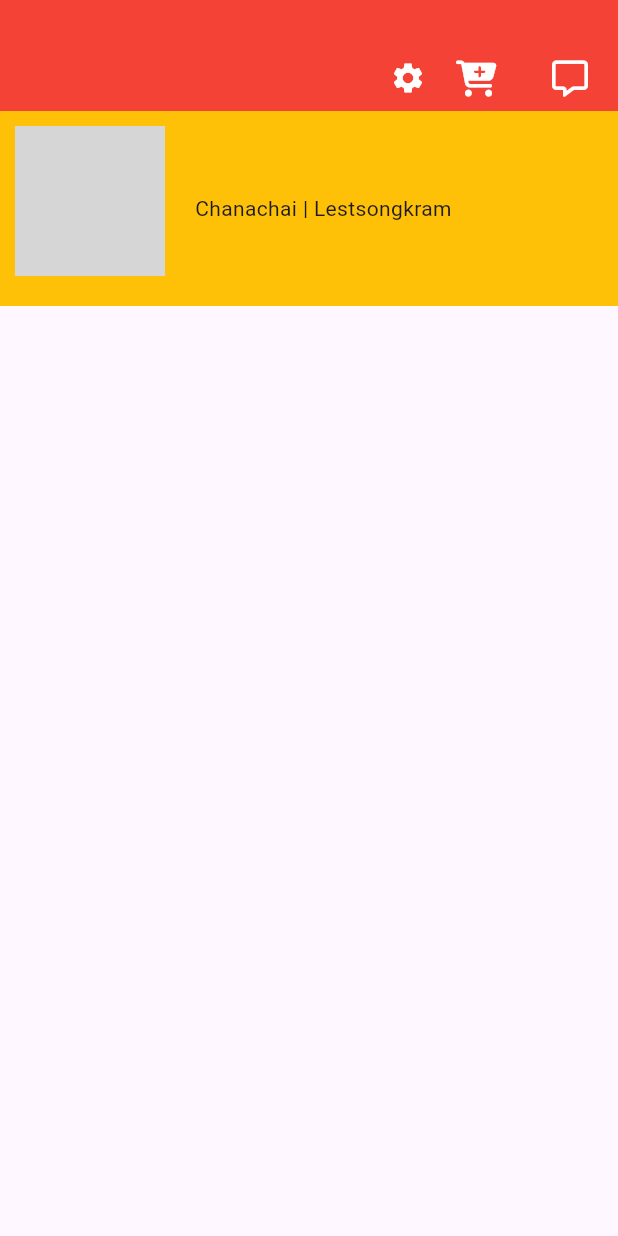
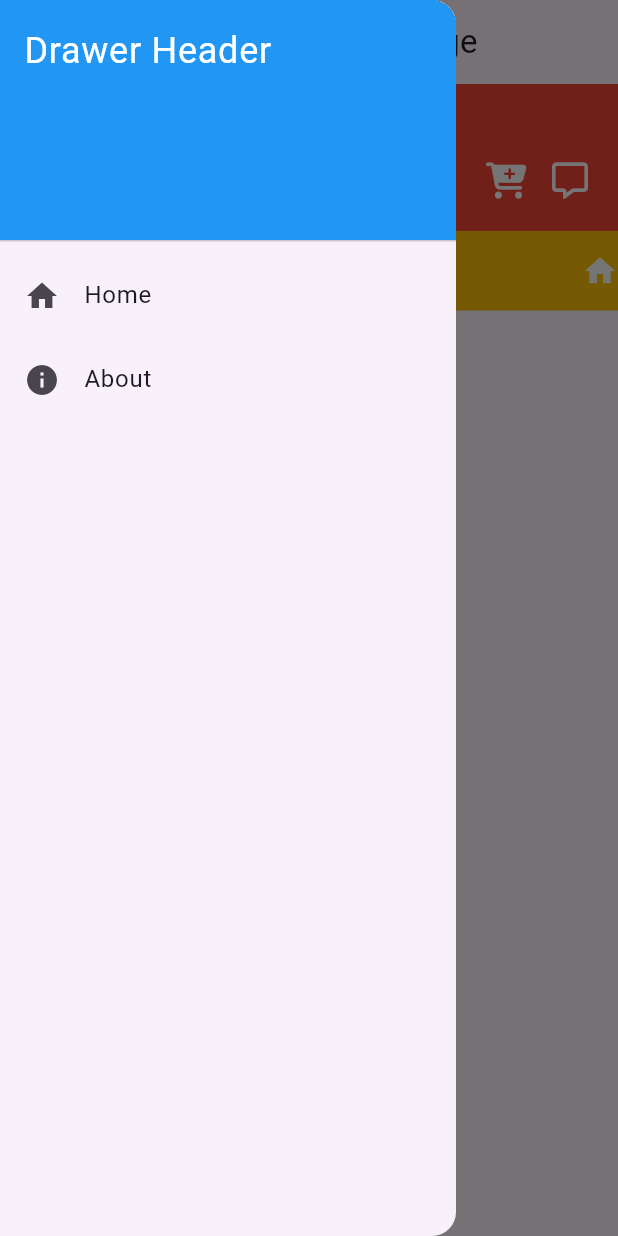
Before and after one commit to Lskram/Profile, a Flutter app: the screen it shows after launch, with the side drawer open (before the commit the screen has no drawer), on a phone screen of 412 x 824 dp. Run offline on Flutter 3.47's test engine with Material 3 defaults, Android fonts, the phone set to English and light mode, and no system bars; our stand-ins replace font_awesome_flutter, get; grey boxes are pictures that could not be loaded.

Commit message:
Link Page Compleste

```diff
--- /dev/null
+++ b/lib/drawer.dart
@@ -0,0 +1,44 @@
+import 'package:flutter/material.dart';
+import 'package:get/get.dart';
+import 'main.dart'; // Assuming main.dart is in the same directory
+
+class AppDrawer extends StatelessWidget {
+  @override
+  Widget build(BuildContext context) {
+    return Drawer(
+      child: ListView(
+        padding: EdgeInsets.zero,
+        children: <Widget>[
+          DrawerHeader(
+            decoration: BoxDecoration(
+              color: Colors.blue,
+            ),
+            child: Text(
+              'Drawer Header',
+              style: TextStyle(
+                color: Colors.white,
+                fontSize: 24,
+              ),
+            ),
+          ),
+          ListTile(
+            leading: Icon(Icons.home),
+            title: Text('Home'),
+            onTap: () {
+              Get.back(); // Close the drawer
+              Get.to(() => MyHomePage(title: 'Flutter Demo Home Page'));
+            },
+          ),
+          ListTile(
+            leading: Icon(Icons.info),
+            title: Text('About'),
+            onTap: () {
+              Get.back(); // Close the drawer
+              Get.to(() => const AboutPage());
+            },
+          ),
+        ],
+      ),
+    );
+  }
+}
--- a/lib/main.dart
+++ b/lib/main.dart
@@ -1,36 +1,20 @@
-import 'package:flutter/cupertino.dart';
 import 'package:flutter/material.dart';
-import 'package:flutter/widgets.dart';
 import 'package:font_awesome_flutter/font_awesome_flutter.dart';
+import 'package:get/get.dart';
+import 'drawer.dart';
 
 void main() {
   runApp(const MyApp());
 }
 
 class MyApp extends StatelessWidget {
-  const MyApp({super.key});
+  const MyApp({Key? key});
 
-  // This widget is the root of your application.
   @override
   Widget build(BuildContext context) {
-    return MaterialApp(
+    return GetMaterialApp(
       title: 'Flutter Demo',
       theme: ThemeData(
-        // This is the theme of your application.
-        //
-        // TRY THIS: Try running your application with "flutter run". You'll see
-        // the application has a purple toolbar. Then, without quitting the app,
-        // try changing the seedColor in the colorScheme below to Colors.green
-        // and then invoke "hot reload" (save your changes or press the "hot
-        // reload" button in a Flutter-supported IDE, or press "r" if you used
-        // the command line to start the app).
-        //
-        // Notice that the counter didn't reset back to zero; the application
-        // state is not lost during the reload. To reset the state, use hot
-        // restart instead.
-        //
-        // This works for code too, not just values: Most code changes can be
-        // tested with just a hot reload.
         colorScheme: ColorScheme.fromSeed(seedColor: Colors.deepPurple),
         useMaterial3: true,
       ),
@@ -40,16 +24,7 @@ class MyApp extends StatelessWidget {
 }
 
 class MyHomePage extends StatefulWidget {
-  const MyHomePage({super.key, required this.title});
-
-  // This widget is the home page of your application. It is stateful, meaning
-  // that it has a State object (defined below) that contains fields that affect
-  // how it looks.
-
-  // This class is the configuration for the state. It holds the values (in this
-  // case the title) provided by the parent (in this case the App widget) and
-  // used by the build method of the State. Fields in a Widget subclass are
-  // always marked "final".
+  const MyHomePage({Key? key, required this.title});
 
   final String title;
 
@@ -58,15 +33,23 @@ class MyHomePage extends StatefulWidget {
 }
 
 class _MyHomePageState extends State<MyHomePage> {
+  final GlobalKey<ScaffoldState> _scaffoldKey = GlobalKey<ScaffoldState>();
+
+  void _openDrawer() {
+    _scaffoldKey.currentState?.openDrawer();
+  }
+
   @override
   Widget build(BuildContext context) {
-    // This method is rerun every time setState is called, for instance as done
-    // by the _incrementCounter method above.
-    //
-    // The Flutter framework has been optimized to make rerunning build methods
-    // fast, so that you can just rebuild anything that needs updating rather
-    // than having to individually change instances of widgets.
     return Scaffold(
+      key: _scaffoldKey,
+      appBar: AppBar(
+        title: Text(widget.title),
+        leading: IconButton(
+          icon: Icon(Icons.menu),
+          onPressed: _openDrawer,
+        ),
+      ),
       body: Column(
         children: [
           Container(
@@ -76,25 +59,19 @@ class _MyHomePageState extends State<MyHomePage> {
               bottom: 10,
             ),
             color: Colors.red,
-            child: const Row(
+            child: Row(
               mainAxisAlignment: MainAxisAlignment.end,
               children: [
-                Icon(
-                  Icons.settings,
-                  color: Colors.white,
+                IconButton(
+                  icon: const Icon(Icons.settings, color: Colors.white),
+                  onPressed: () {
+                    Get.to(() => const AboutPage());
+                  },
                 ),
-                SizedBox(width: 20),
-                Icon(
-                  FontAwesomeIcons.cartPlus,
-                  color: Colors.white,
-                ),
-                SizedBox(
-                  width: 40,
-                ),
-                Icon(
-                  FontAwesomeIcons.message,
-                  color: Colors.white,
-                ),
+                const SizedBox(width: 20),
+                const Icon(FontAwesomeIcons.cartPlus, color: Colors.white),
+                const SizedBox(width: 20), // Adjusted width for spacing
+                const Icon(FontAwesomeIcons.message, color: Colors.white),
               ],
             ),
           ),
@@ -102,33 +79,60 @@ class _MyHomePageState extends State<MyHomePage> {
             color: Colors.amber,
             child: Row(
               children: [
-                const SizedBox(
-                  width: 10,
-                ),
+                const SizedBox(width: 10),
                 Container(
                   padding: const EdgeInsets.only(
                     top: 10,
                     right: 20,
                     bottom: 20,
                   ),
-                  child: ClipOval(
-                    child: Image.network(
-                      "https://scontent-bkk1-1.xx.fbcdn.net/v/t39.30808-6/449841815_2244172639249792_4920559923400231153_n.jpg?_nc_cat=108&ccb=1-7&_nc_sid=6ee11a&_nc_eui2=AeG3v5GcsDYe57r99yqecrW21qGejknpvCfWoZ6OSem8J30ueMrHfNXWFw184HeN_gP5G8KE_lFpTBfmJEAhtQQQ&_nc_ohc=f_PpyxrF9gEQ7kNvgEl2bWx&_nc_ht=scontent-bkk1-1.xx&oh=00_AYA_De5N5mckmElc5gE5P04Uh8d2BJgSVOFW7O9hcdrj0w&oe=6692E1C0",
-                      width: 100,
-                    ),
+                  child: Column(
+                    mainAxisAlignment: MainAxisAlignment.spaceBetween,
+                    crossAxisAlignment: CrossAxisAlignment.start,
+                    children: const [
+                      Text(
+                        "Chanachai | Lestsongkram",
+                        style: TextStyle(fontSize: 16),
+                      ),
+                    ],
                   ),
                 ),
-                const Column(
-                  mainAxisAlignment: MainAxisAlignment.spaceBetween,
-                  children: [
-                    Text("Chanachai | Lestsongkram"),
-                  ],
-                )
-
+                const Spacer(), // To push the icons to the rightmost side
+                const Icon(Icons.home,
+                    color: Colors
+                        .white), // Replace with your desired icon for home
               ],
             ),
           ),
+          ElevatedButton(
+            onPressed: () {
+              Get.to(() => const AboutPage());
+            },
+            child: const Text('Home'),
+          ),
         ],
+      ),
+      drawer: AppDrawer(), // Add the drawer here
+    );
+  }
+}
+
+class AboutPage extends StatelessWidget {
+  const AboutPage({Key? key});
+
+  @override
+  Widget build(BuildContext context) {
+    return Scaffold(
+      appBar: AppBar(
+        title: const Text('About Page'),
+      ),
+      body: Center(
+        child: Column(
+          mainAxisAlignment: MainAxisAlignment.center,
+          children: [
+            const Text('This is the About Page'),
+          ],
+        ),
       ),
     );
   }
--- a/pubspec.yaml
+++ b/pubspec.yaml
@@ -36,6 +36,7 @@ dependencies:
   # Use with the CupertinoIcons class for iOS style icons.
   cupertino_icons: ^1.0.6
   font_awesome_flutter: ^10.7.0
+  get: ^4.6.6
 
 dev_dependencies:
   flutter_test:
```
Also changed, not shown: lib/n1.dart (+62 -69 lines), pubspec.lock.
